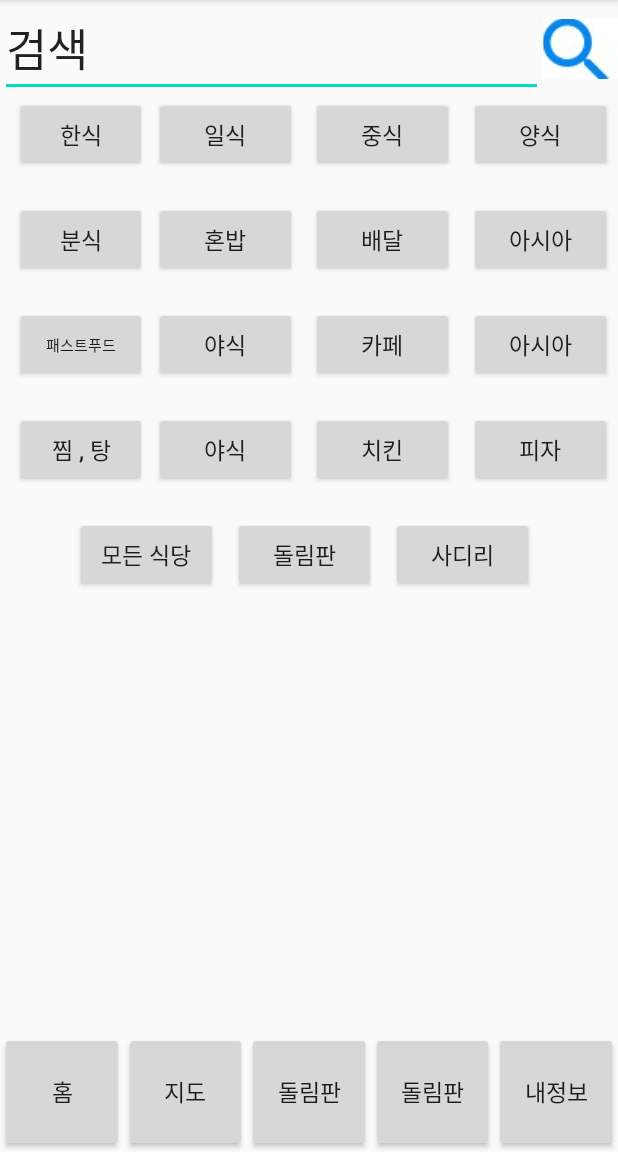
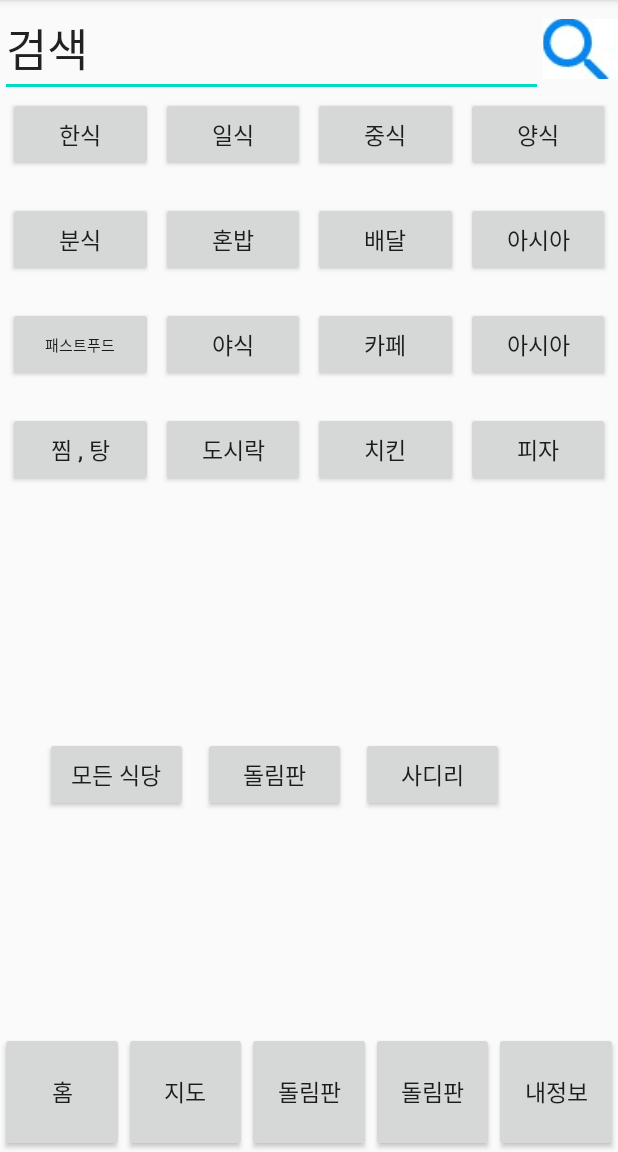
Before and after one commit to qkrwogur/FoodRoulette, an Android app: the screen it shows after launch (MainActivity), on a phone screen of 412 x 824 dp, the part 84-1236 px from its top. Run offline under Robolectric (Android 15) with nearby library versions, the phone set to English and light mode, and no system bars.

```diff
--- a/app/src/main/res/layout/activity_main.xml
+++ b/app/src/main/res/layout/activity_main.xml
@@ -35,25 +35,24 @@
         android:layout_height="50dp"
         android:text="한식"
         android:textSize="15sp"
-        android:layout_marginLeft="10dp"
-
+        android:layout_marginLeft="5dp"
         app:layout_constraintLeft_toLeftOf="parent"
-        app:layout_constraintStart_toStartOf="parent"
         app:layout_constraintRight_toLeftOf="@id/japan"
         app:layout_constraintTop_toBottomOf="@id/MainEdit" />
 
     <Button
         android:id="@+id/japan"
-        android:layout_width="95dp"
+        android:layout_width="0dp"
         android:layout_height="50dp"
         android:text="일식"
         android:textSize="15sp"
+        android:layout_marginLeft="5dp"
         app:layout_constraintRight_toLeftOf="@id/chain"
         app:layout_constraintLeft_toRightOf="@id/korea"
         app:layout_constraintTop_toBottomOf="@id/MainEdit" />
     <Button
         android:id="@+id/chain"
-        android:layout_width="95dp"
+        android:layout_width="0dp"
         android:layout_height="50dp"
         android:text="중식"
         android:textSize="15sp"
@@ -63,11 +62,12 @@
         app:layout_constraintTop_toBottomOf="@id/MainEdit" />
     <Button
         android:id="@+id/western"
-        android:layout_width="95dp"
+        android:layout_width="0dp"
         android:layout_height="50dp"
         android:text="양식"
         android:textSize="15sp"
         android:layout_marginLeft="5dp"
+        android:layout_marginRight="5dp"
         app:layout_constraintRight_toRightOf="parent"
         app:layout_constraintLeft_toRightOf="@id/chain"
         app:layout_constraintTop_toBottomOf="@id/MainEdit" />
@@ -81,7 +81,7 @@
         android:layout_marginTop="20dp"
         app:layout_constraintLeft_toLeftOf="@id/korea"
         app:layout_constraintRight_toRightOf="@id/korea"
-        app:layout_constraintTop_toBottomOf="@id/korea" />
+        app:layout_constraintTop_toBottomOf="@+id/korea" />
 
     <Button
         android:id="@+id/alone"
@@ -92,7 +92,7 @@
         android:layout_marginTop="20dp"
         app:layout_constraintLeft_toLeftOf="@id/japan"
         app:layout_constraintRight_toRightOf="@id/japan"
-        app:layout_constraintTop_toBottomOf="@id/japan" />
+        app:layout_constraintTop_toBottomOf="@+id/japan" />
 
     <Button
         android:id="@+id/delivery"
@@ -125,7 +125,7 @@
         android:layout_marginTop="20dp"
         app:layout_constraintLeft_toLeftOf="@id/korea"
         app:layout_constraintRight_toRightOf="@id/korea"
-        app:layout_constraintTop_toBottomOf="@id/flour" />
+        app:layout_constraintTop_toBottomOf="@+id/flour" />
 
     <Button
         android:id="@+id/latenihgt"
@@ -136,7 +136,7 @@
         android:layout_marginTop="20dp"
         app:layout_constraintLeft_toLeftOf="@id/japan"
         app:layout_constraintRight_toRightOf="@id/japan"
-        app:layout_constraintTop_toBottomOf="@id/alone" />
+        app:layout_constraintTop_toBottomOf="@+id/alone" />
 
     <Button
         android:id="@+id/cafe"
@@ -169,13 +169,13 @@
         android:layout_marginTop="20dp"
         app:layout_constraintLeft_toLeftOf="@id/korea"
         app:layout_constraintRight_toRightOf="@id/korea"
-        app:layout_constraintTop_toBottomOf="@id/fast" />
+        app:layout_constraintTop_toBottomOf="@+id/fast" />
 
     <Button
         android:id="@+id/box"
         android:layout_width="0dp"
         android:layout_height="50dp"
-        android:text="야식"
+        android:text="도시락"
         android:textSize="15sp"
         android:layout_marginTop="20dp"
         app:layout_constraintLeft_toLeftOf="@id/japan"
@@ -203,17 +203,18 @@
         app:layout_constraintLeft_toLeftOf="@id/western"
         app:layout_constraintRight_toRightOf="@id/western"
         app:layout_constraintTop_toBottomOf="@id/pig" />
+
     <Button
         android:id="@+id/all"
         android:layout_width="95dp"
         android:layout_height="50dp"
-        android:layout_marginLeft="50dp"
+        android:layout_marginLeft="30dp"
         android:layout_marginTop="20dp"
         android:text="모든 식당"
         android:textSize="15sp"
-        app:layout_constraintTop_toBottomOf="@id/steamedsoup"
+        app:layout_constraintBottom_toTopOf="@+id/map"
         app:layout_constraintLeft_toLeftOf="parent"
-        />
+        app:layout_constraintTop_toBottomOf="@id/steamedsoup" />
 
     <Button
         android:id="@+id/roulette1"
@@ -223,9 +224,9 @@
         android:layout_marginTop="20dp"
         android:text="돌림판"
         android:textSize="15sp"
-        app:layout_constraintTop_toBottomOf="@id/box"
+        app:layout_constraintBottom_toTopOf="@+id/roulette2"
         app:layout_constraintLeft_toRightOf="@id/all"
-        />
+        app:layout_constraintTop_toBottomOf="@id/box" />
 
     <Button
         android:id="@+id/ladder1"
@@ -235,9 +236,19 @@
         android:layout_marginTop="20dp"
         android:text="사디리"
         android:textSize="15sp"
-        app:layout_constraintTop_toBottomOf="@id/chicken"
+        app:layout_constraintBottom_toTopOf="@+id/ladder2"
         app:layout_constraintLeft_toRightOf="@id/roulette1"
-        />
+        app:layout_constraintTop_toBottomOf="@id/chicken" />
+
+    <Button
+        android:id="@+id/no"
+        android:layout_width="10dp"
+        android:layout_height="10dp"
+        android:visibility="invisible"
+        app:layout_constraintBottom_toTopOf="@+id/myinformation"
+        app:layout_constraintEnd_toEndOf="parent"
+        app:layout_constraintLeft_toRightOf="@id/ladder1"
+        app:layout_constraintTop_toBottomOf="@id/pizza" />
 
     <Button
         android:id="@+id/home"
```
